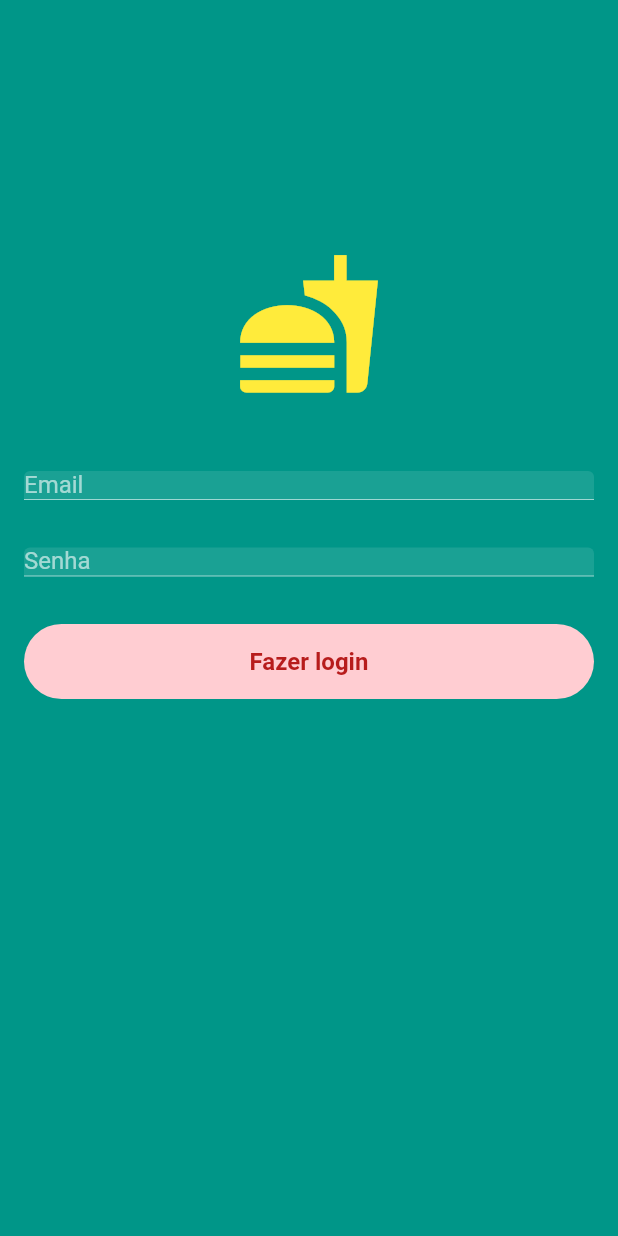
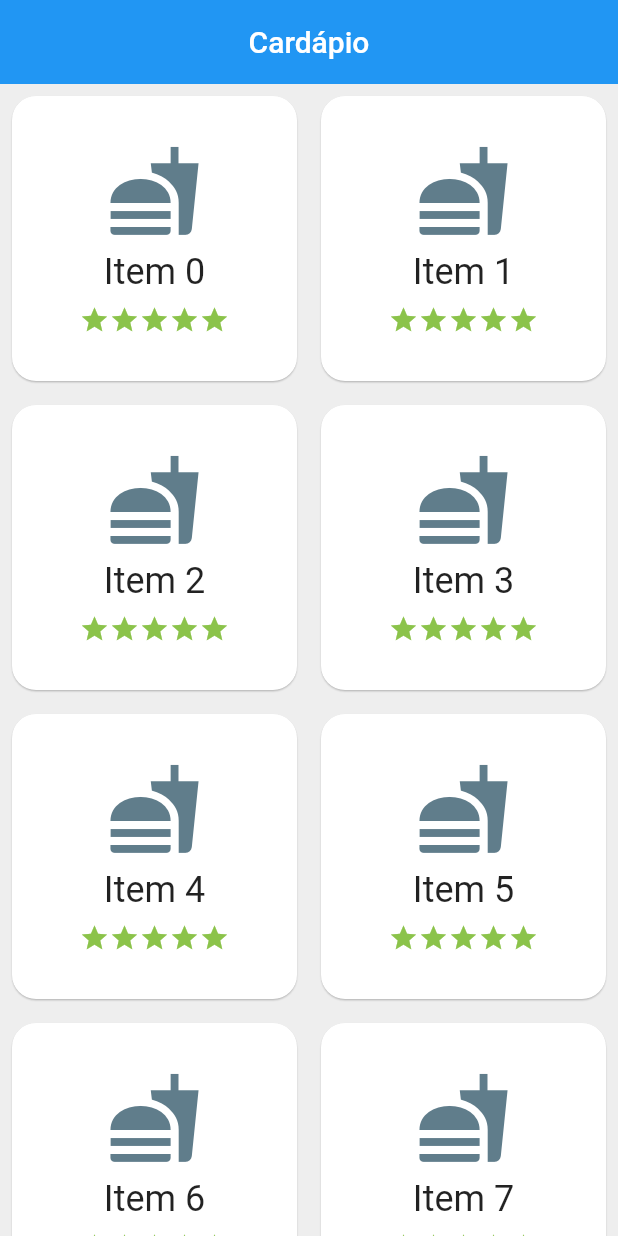
Before and after one commit to SmartGarcom/app-cliente, a Flutter app: the screen it shows after launch, on a phone screen of 412 x 824 dp. Run offline on Flutter 3.47's test engine with Material 2 defaults, Android fonts, the phone set to English and light mode, and no system bars.

Commit message:
Desenho básico

```diff
--- a/lib/main.dart
+++ b/lib/main.dart
@@ -1,4 +1,5 @@
 import 'package:flutter/material.dart';
+import 'package:smart_garcom/screen/CardapioScreen.dart';
 import 'package:smart_garcom/screen/LoginScreen.dart';
 
 void main() => runApp(new MyApp());
@@ -7,6 +8,7 @@ class MyApp extends StatelessWidget {
 
   final routes = <String, WidgetBuilder>{
     LoginScreen.tag: (context) => new LoginScreen(),
+    CardapioScreen.tag: (context) => new CardapioScreen(),
   };
 
   @override
@@ -15,8 +17,9 @@ class MyApp extends StatelessWidget {
       title: 'Flutter Demo',
       theme: new ThemeData(
         primarySwatch: Colors.blue,
+        platform: TargetPlatform.iOS,
       ),
-      home: new LoginScreen(),
+      home: new CardapioScreen(),
     );
   }
 }
--- /dev/null
+++ b/lib/screen/CardapioScreen.dart
@@ -0,0 +1,63 @@
+import 'package:flutter/material.dart';
+
+class CardapioScreen extends StatefulWidget {
+  const CardapioScreen({Key key}) : super(key: key);
+
+  static String tag = 'cardapio-screen';
+
+  @override
+  _CardapioScreenState createState() => _CardapioScreenState();
+}
+
+class _CardapioScreenState extends State<CardapioScreen> {
+  @override
+  Widget build(BuildContext context) {
+    return Scaffold(
+      appBar: AppBar(title: Text('Cardápio'),elevation: 0.0,),
+      backgroundColor: Colors.grey[200],
+      body: Container(
+        child: GridView.count(
+            crossAxisCount: 2,
+            children: List.generate(10, (index) {
+              return Padding(
+                padding: const EdgeInsets.all(8.0),
+                child: Material(
+                  type: MaterialType.card,
+                  elevation: 0.5,
+                  borderRadius: BorderRadius.circular(16.0),
+                  child: Column(
+                    crossAxisAlignment: CrossAxisAlignment.center,
+                    mainAxisAlignment: MainAxisAlignment.center,
+                    children: <Widget>[
+                      Icon(
+                        Icons.fastfood,
+                        color: Colors.blueGrey,
+                        size: 64.0,
+                      ),
+                      SizedBox(height: 8.0),
+                      Center(
+                        child: Text(
+                          'Item $index',
+                          style: Theme.of(context).textTheme.headline,
+                        ),
+                      ),
+                      SizedBox(height: 8.0),
+                      Row(
+                        mainAxisAlignment: MainAxisAlignment.center,
+                        children: List.generate(5, (s) {
+                          return Icon(
+                            Icons.star,
+                            size: 20.0,
+                            color: Colors.lightGreen,
+                          );
+                        }),
+                      ),
+                    ],
+                  ),
+                ),
+              );
+            })),
+      ),
+    );
+  }
+}
```
